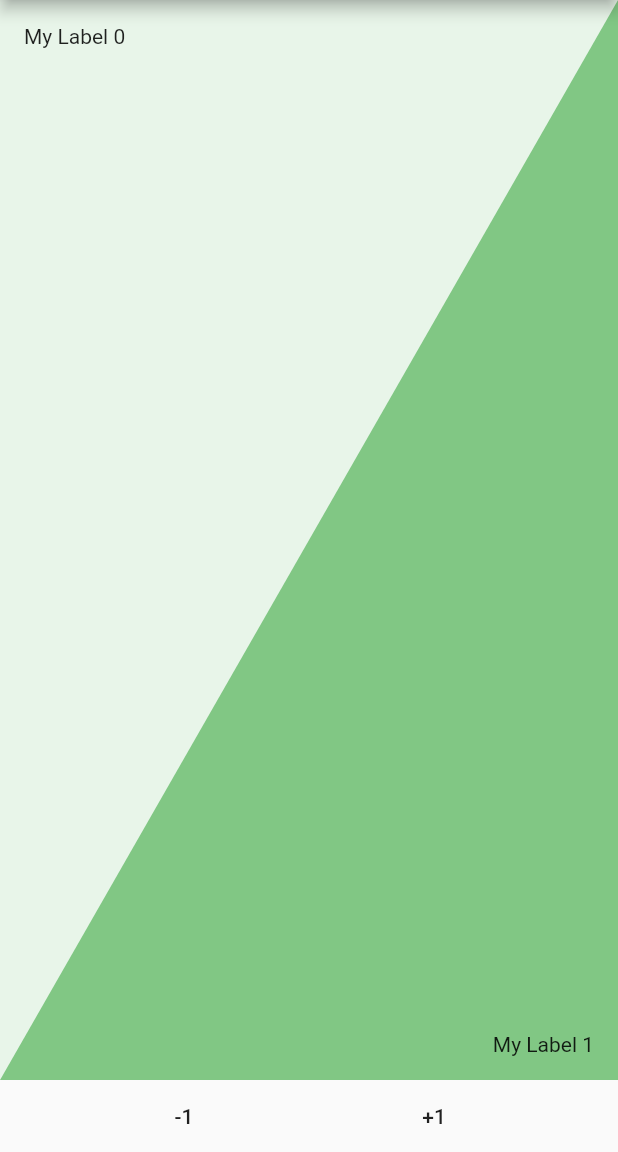
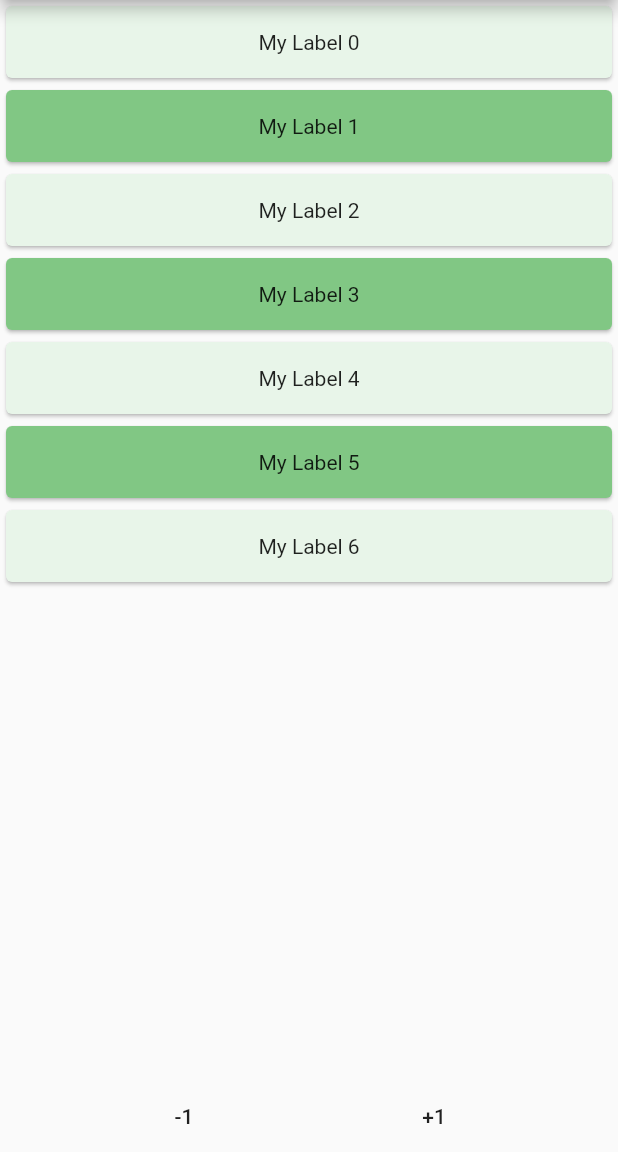
Before and after one commit to jaumard/crazy_list, a Flutter app: the screen it shows after launch, on a phone screen of 412 x 824 dp, the part 84-1236 px from its top. Run offline on Flutter 3.47's test engine with Material 2 defaults, Android fonts, the phone set to English and light mode, and no system bars.

Commit message:
use animated list to animate on enter

```diff
--- a/example/lib/main.dart
+++ b/example/lib/main.dart
@@ -29,7 +29,7 @@ class MyHomePage extends StatefulWidget {
 }
 
 class _MyHomePageState extends State<MyHomePage> {
-  var itemCount = 2;
+  var itemCount = 7;
 
   @override
   Widget build(BuildContext context) {
@@ -42,7 +42,7 @@ class _MyHomePageState extends State<MyHomePage> {
           Expanded(
             child: CrazyList(
               itemCount: itemCount,
-              mode: CrazyListMode.grid,
+              mode: CrazyListMode.list,
               color1: Colors.green[50],
               color2: Colors.green[300],
               onTap: (index) => print('$index tapped'),
--- a/lib/crazy_list.dart
+++ b/lib/crazy_list.dart
@@ -1,6 +1,7 @@
 library infinite_widgets;
 
 import 'package:flutter/material.dart';
+import 'package:flutter/scheduler.dart';
 
 part 'src/diagonal.dart';
 part 'src/grid.dart';
--- a/lib/src/list.dart
+++ b/lib/src/list.dart
@@ -1,6 +1,6 @@
 part of '../crazy_list.dart';
 
-class ListWidget extends StatelessWidget {
+class ListWidget extends StatefulWidget {
   final WidgetBuilder builder;
   final int itemCount;
   final OnTap onTap;
@@ -10,13 +10,59 @@ class ListWidget extends StatelessWidget {
   const ListWidget({Key key, this.builder, this.itemCount, this.onTap, this.color1, this.color2}) : super(key: key);
 
   @override
+  _ListWidgetState createState() => _ListWidgetState();
+}
+
+class _ListWidgetState extends State<ListWidget> {
+  final GlobalKey<AnimatedListState> _key = GlobalKey();
+  var _itemCount = 0;
+
+  @override
+  void initState() {
+    super.initState();
+    SchedulerBinding.instance.addPostFrameCallback((_) {
+      _animItems();
+    });
+  }
+
+  @override
+  void didUpdateWidget(ListWidget oldWidget) {
+    if (oldWidget.itemCount != widget.itemCount) {
+      _itemCount = widget.itemCount;
+    }
+    super.didUpdateWidget(oldWidget);
+  }
+
+  @override
   Widget build(BuildContext context) {
-    return ListView.builder(
-        itemBuilder: (context, index) =>
-            Card(
-              color: index % 2 == 0 ? color1 : color2,
-              child: InkWell(onTap: onTap == null ? null : () => onTap(index), child: Center(child: builder(context, index, CrazyListLayout.list))),
+    return AnimatedList(
+      key: _key,
+      itemBuilder: (context, index, animation) => SlideTransition(
+            position: Tween<Offset>(
+              begin: const Offset(1.0, .0),
+              end: Offset.zero,
+            )
+                .chain(CurveTween(
+                  curve: Curves.fastOutSlowIn,
+                ))
+                .animate(animation),
+            child: Card(
+              color: index % 2 == 0 ? widget.color1 : widget.color2,
+              child: InkWell(
+                  onTap: widget.onTap == null ? null : () => widget.onTap(index), child: Center(child: widget.builder(context, index, CrazyListLayout.list))),
             ),
-        itemCount: itemCount);
+          ),
+      initialItemCount: _itemCount,
+    );
+  }
+
+  void _animItems() async {
+    for (var i = 0; i < widget.itemCount; i++) {
+      if (i > 0) {
+        await Future.delayed(Duration(milliseconds: 100));
+      }
+      _key.currentState.insertItem(_itemCount);
+      _itemCount++;
+    }
   }
 }
--- a/pubspec.yaml
+++ b/pubspec.yaml
@@ -1,6 +1,6 @@
 name: crazy_list
 description: Crazy list is a widget that change his layout depending of the item count on the list, can be square, triangle, diagonal, grid, list
-version: 1.0.1
+version: 1.0.2
 author: jaumard <jimmy.aumard@gmail.com>
 homepage: https://github.com/jaumard/crazy_list.git
 
```
Also changed, not shown: example/pubspec.lock, 1 other file.
